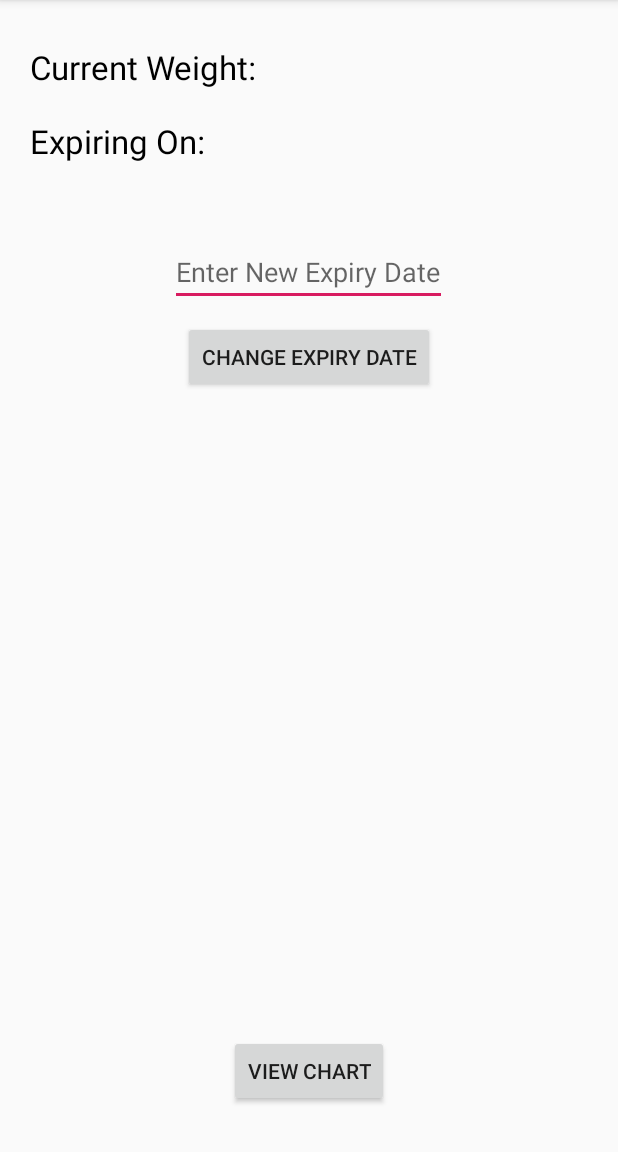
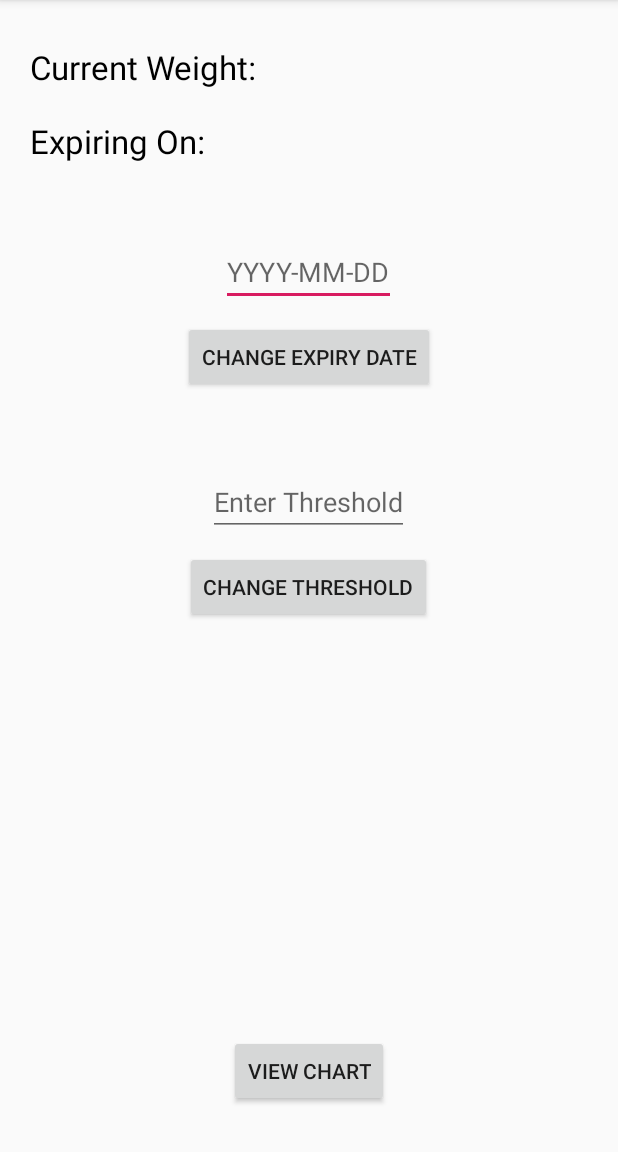
Before and after one commit to aggarwalmayank/KitchenTracker, an Android app: the screen it shows after launch (MainActivity), after a tap on "CHANGE EXPIRY DATE", on a phone screen of 412 x 824 dp, the part 84-1236 px from its top. Run offline under Robolectric (Android 15) with nearby library versions, the phone set to English and light mode, and no system bars; our stand-ins replace Firebase (no records; nobody signed in at launch, a user with empty details on screens opened directly); libraries missing offline, so code that uses them is left out: com.github.mikephil.charting; 6 statements that could not run were skipped.

Commit message:
Changes made

```diff
--- a/app/src/main/java/com/appsaga/kitchentracker/MainActivity.java
+++ b/app/src/main/java/com/appsaga/kitchentracker/MainActivity.java
@@ -32,9 +32,9 @@ import java.util.TreeMap;
 
 public class MainActivity extends AppCompatActivity {
     TextView value,expiry;
-    Button viewChart,change_xpiry;
+    Button viewChart,change_xpiry,change_threshold;
     DatabaseReference databaseReference;
-    EditText expiryET;
+    EditText expiryET,thresholdET;
 
     ArrayList<BarEntry> barEntries;
     ProgressDialog progressDialog;
@@ -48,6 +48,8 @@ public class MainActivity extends AppCompatActivity {
         expiry=findViewById(R.id.expiry);
         change_xpiry=findViewById(R.id.change_expiry);
         expiryET=findViewById(R.id.expiry_edit_text);
+        change_threshold=findViewById(R.id.change_threshold);
+        thresholdET=findViewById(R.id.threshold_edit_text);
 
         viewChart=findViewById(R.id.view_chart);
         databaseReference= FirebaseDatabase.getInstance().getReference("Container1");
@@ -110,10 +112,31 @@ public class MainActivity extends AppCompatActivity {
 
                 String expiry_date = expiryET.getText().toString().trim();
 
-                if(!expiry.equals(""))
+                if(!expiry_date.equals("") && expiry_date.length()==10 && expiry_date.charAt(4)=='-' && expiry_date.charAt(7)=='-')
                 {
                     databaseReference.child("Expiry").setValue(expiry_date);
                     expiry.setText(expiry_date);
+                }
+                else
+                {
+                    Toast.makeText(MainActivity.this, "Invalid date format", Toast.LENGTH_SHORT).show();
+                }
+            }
+        });
+
+        change_threshold.setOnClickListener(new View.OnClickListener() {
+            @Override
+            public void onClick(View v) {
+
+                String threshold_value = thresholdET.getText().toString().trim();
+
+                if(!threshold_value.equals(""))
+                {
+                    databaseReference.child("Threshold").setValue(threshold_value);
+                }
+                else
+                {
+                    Toast.makeText(MainActivity.this, "Invalid threshold value", Toast.LENGTH_SHORT).show();
                 }
             }
         });
--- a/app/src/main/res/layout/activity_main.xml
+++ b/app/src/main/res/layout/activity_main.xml
@@ -62,8 +62,9 @@
         android:layout_height="wrap_content"
         android:layout_below="@id/expiry"
         android:layout_centerHorizontal="true"
-        android:hint="Enter New Expiry Date"
-        android:layout_marginTop="50dp"/>
+        android:hint="YYYY-MM-DD"
+        android:layout_marginTop="50dp"
+        android:inputType="date"/>
 
     <Button
         android:id="@+id/view_chart"
@@ -73,4 +74,23 @@
         android:layout_alignParentBottom="true"
         android:layout_centerHorizontal="true"
         android:layout_marginBottom="30dp"/>
+
+    <EditText
+        android:id="@+id/threshold_edit_text"
+        android:layout_width="wrap_content"
+        android:layout_height="wrap_content"
+        android:layout_below="@id/change_expiry"
+        android:layout_centerHorizontal="true"
+        android:hint="Enter Threshold"
+        android:layout_marginTop="50dp"
+        android:inputType="number"/>
+
+    <Button
+        android:layout_width="wrap_content"
+        android:layout_height="wrap_content"
+        android:layout_below="@id/threshold_edit_text"
+        android:layout_centerHorizontal="true"
+        android:layout_marginTop="10dp"
+        android:text="Change Threshold"
+        android:id="@+id/change_threshold"/>
 </RelativeLayout>
```
